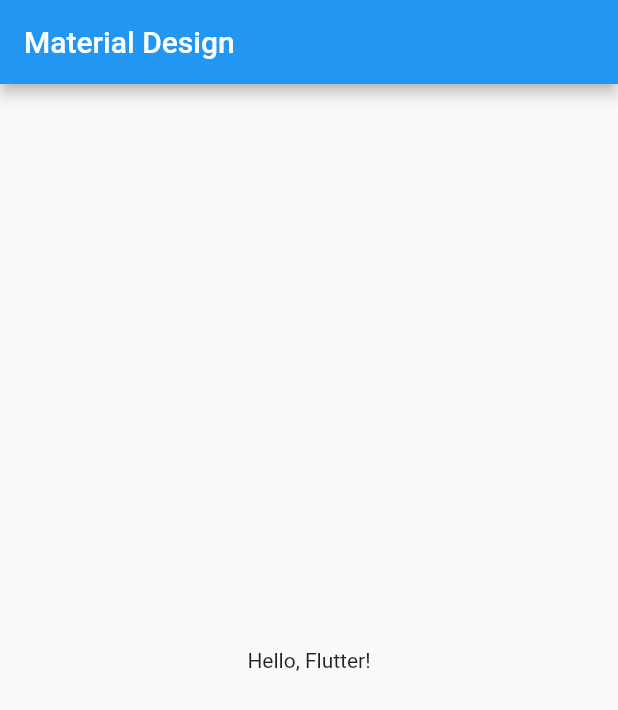
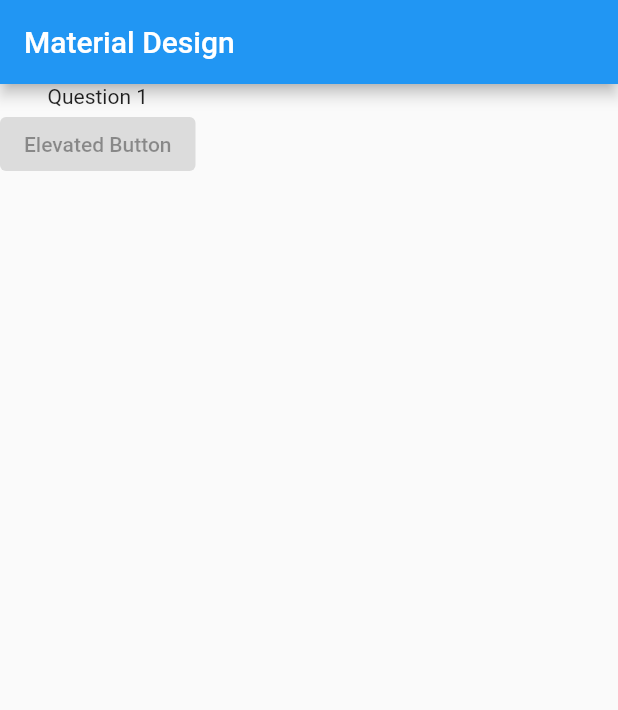
Before and after one commit to soikat77/quiz, a Flutter app: the screen it shows after launch, on a phone screen of 412 x 824 dp. Shown: the top 710 px of the screen. Run offline on Flutter 3.47's test engine with Material 2 defaults, Android fonts, the phone set to English and light mode, and no system bars.

Commit message:
Elevated Button Added

```diff
--- a/lib/main.dart
+++ b/lib/main.dart
@@ -10,8 +10,14 @@ class MyApp extends StatelessWidget {
         appBar: AppBar(
           title: Text('Material Design'),
         ),
-        body: Center(
-          child: Text('Hello, Flutter!'),
+        body: Column(
+          children: [
+            Text('Question 1'),
+            ElevatedButton(
+              onPressed: null,
+              child: Text('Elevated Button'),
+            ),
+          ],
         ),
       ),
     );
```
